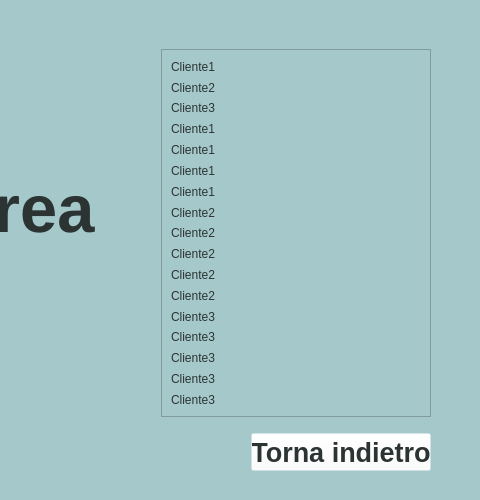
Before: the Qt Designer form UI/SportArea-V_Clienti.ui in NicolaB01/SportArea, drawn with Qt 5; both pictures show x 300 to 780 and y 0 to 500 of the 780 by 500 pixel window.
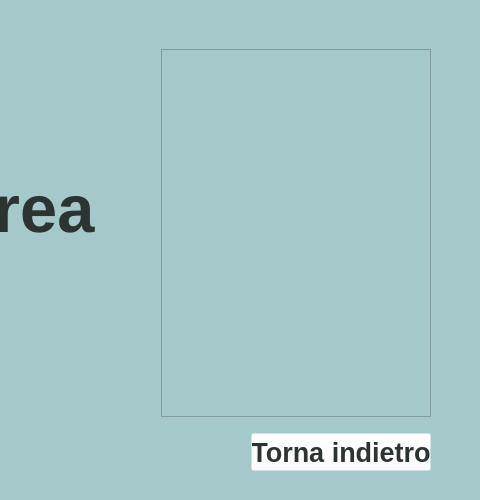
After: the same form once the commit is applied. Icons and pictures are not drawn.

What changed in the file:
```diff
--- a/UI/SportArea-V_Clienti.ui
+++ b/UI/SportArea-V_Clienti.ui
@@ -204,199 +204,11 @@
                 <rect>
                  <x>0</x>
                  <y>0</y>
-                 <width>253</width>
-                 <height>475</height>
+                 <width>268</width>
+                 <height>324</height>
                 </rect>
                </property>
-               <layout class="QVBoxLayout" name="verticalLayout">
-                <item>
-                 <widget class="QLabel" name="label_cliente">
-                  <property name="styleSheet">
-                   <string notr="true">font: 16px bold &quot;Arial&quot;;
-color:rgb(44, 51, 51);</string>
-                  </property>
-                  <property name="text">
-                   <string>Cliente1</string>
-                  </property>
-                 </widget>
-                </item>
-                <item>
-                 <widget class="QLabel" name="label_6">
-                  <property name="styleSheet">
-                   <string notr="true">font: 16px bold &quot;Arial&quot;;
-color:rgb(44, 51, 51);</string>
-                  </property>
-                  <property name="text">
-                   <string>Cliente2</string>
-                  </property>
-                 </widget>
-                </item>
-                <item>
-                 <widget class="QLabel" name="label_7">
-                  <property name="styleSheet">
-                   <string notr="true">font: 16px bold &quot;Arial&quot;;
-color:rgb(44, 51, 51);</string>
-                  </property>
-                  <property name="text">
-                   <string>Cliente3</string>
-                  </property>
-                 </widget>
-                </item>
-                <item>
-                 <widget class="QLabel" name="label_21">
-                  <property name="styleSheet">
-                   <string notr="true">font: 16px bold &quot;Arial&quot;;
-color:rgb(44, 51, 51);</string>
-                  </property>
-                  <property name="text">
-                   <string>Cliente1</string>
-                  </property>
-                 </widget>
-                </item>
-                <item>
-                 <widget class="QLabel" name="label_15">
-                  <property name="styleSheet">
-                   <string notr="true">font: 16px bold &quot;Arial&quot;;
-color:rgb(44, 51, 51);</string>
-                  </property>
-                  <property name="text">
-                   <string>Cliente1</string>
-                  </property>
-                 </widget>
-                </item>
-                <item>
-                 <widget class="QLabel" name="label_12">
-                  <property name="styleSheet">
-                   <string notr="true">font: 16px bold &quot;Arial&quot;;
-color:rgb(44, 51, 51);</string>
-                  </property>
-                  <property name="text">
-                   <string>Cliente1</string>
-                  </property>
-                 </widget>
-                </item>
-                <item>
-                 <widget class="QLabel" name="label_9">
-                  <property name="styleSheet">
-                   <string notr="true">font: 16px bold &quot;Arial&quot;;
-color:rgb(44, 51, 51);</string>
-                  </property>
-                  <property name="text">
-                   <string>Cliente1</string>
-                  </property>
-                 </widget>
-                </item>
-                <item>
-                 <widget class="QLabel" name="label_20">
-                  <property name="styleSheet">
-                   <string notr="true">font: 16px bold &quot;Arial&quot;;
-color:rgb(44, 51, 51);</string>
-                  </property>
-                  <property name="text">
-                   <string>Cliente2</string>
-                  </property>
-                 </widget>
-                </item>
-                <item>
-                 <widget class="QLabel" name="label_17">
-                  <property name="styleSheet">
-                   <string notr="true">font: 16px bold &quot;Arial&quot;;
-color:rgb(44, 51, 51);</string>
-                  </property>
-                  <property name="text">
-                   <string>Cliente2</string>
-                  </property>
-                 </widget>
-                </item>
-                <item>
-                 <widget class="QLabel" name="label_14">
-                  <property name="styleSheet">
-                   <string notr="true">font: 16px bold &quot;Arial&quot;;
-color:rgb(44, 51, 51);</string>
-                  </property>
-                  <property name="text">
-                   <string>Cliente2</string>
-                  </property>
-                 </widget>
-                </item>
-                <item>
-                 <widget class="QLabel" name="label_11">
-                  <property name="styleSheet">
-                   <string notr="true">font: 16px bold &quot;Arial&quot;;
-color:rgb(44, 51, 51);</string>
-                  </property>
-                  <property name="text">
-                   <string>Cliente2</string>
-                  </property>
-                 </widget>
-                </item>
-                <item>
-                 <widget class="QLabel" name="label_8">
-                  <property name="styleSheet">
-                   <string notr="true">font: 16px bold &quot;Arial&quot;;
-color:rgb(44, 51, 51);</string>
-                  </property>
-                  <property name="text">
-                   <string>Cliente2</string>
-                  </property>
-                 </widget>
-                </item>
-                <item>
-                 <widget class="QLabel" name="label_22">
-                  <property name="styleSheet">
-                   <string notr="true">font: 16px bold &quot;Arial&quot;;
-color:rgb(44, 51, 51);</string>
-                  </property>
-                  <property name="text">
-                   <string>Cliente3</string>
-                  </property>
-                 </widget>
-                </item>
-                <item>
-                 <widget class="QLabel" name="label_19">
-                  <property name="styleSheet">
-                   <string notr="true">font: 16px bold &quot;Arial&quot;;
-color:rgb(44, 51, 51);</string>
-                  </property>
-                  <property name="text">
-                   <string>Cliente3</string>
-                  </property>
-                 </widget>
-                </item>
-                <item>
-                 <widget class="QLabel" name="label_16">
-                  <property name="styleSheet">
-                   <string notr="true">font: 16px bold &quot;Arial&quot;;
-color:rgb(44, 51, 51);</string>
-                  </property>
-                  <property name="text">
-                   <string>Cliente3</string>
-                  </property>
-                 </widget>
-                </item>
-                <item>
-                 <widget class="QLabel" name="label_13">
-                  <property name="styleSheet">
-                   <string notr="true">font: 16px bold &quot;Arial&quot;;
-color:rgb(44, 51, 51);</string>
-                  </property>
-                  <property name="text">
-                   <string>Cliente3</string>
-                  </property>
-                 </widget>
-                </item>
-                <item>
-                 <widget class="QLabel" name="label_10">
-                  <property name="styleSheet">
-                   <string notr="true">font: 16px bold &quot;Arial&quot;;
-color:rgb(44, 51, 51);</string>
-                  </property>
-                  <property name="text">
-                   <string>Cliente3</string>
-                  </property>
-                 </widget>
-                </item>
-               </layout>
+               <layout class="QVBoxLayout" name="verticalLayout"/>
               </widget>
              </widget>
             </item>
```
